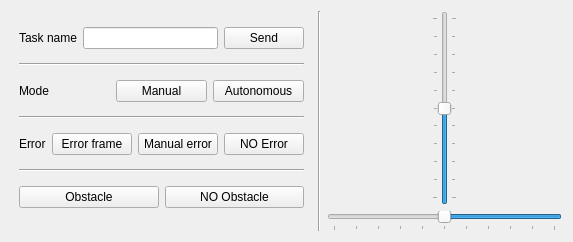
Before: the Qt Designer form scripts/ui/mobile_app_sim.ui in agribot-2-0/agribot_simulation, drawn with Qt 5.
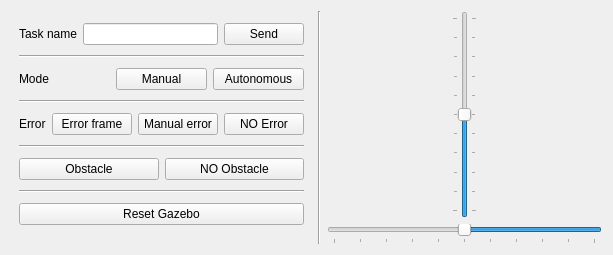
After: the same form once the commit is applied.

Commit message: Add reset gazebo simulation button in mobile app simulator

```diff
--- a/scripts/ui/mobile_app_sim.ui
+++ b/scripts/ui/mobile_app_sim.ui
@@ -6,8 +6,8 @@
    <rect>
     <x>0</x>
     <y>0</y>
-    <width>573</width>
-    <height>242</height>
+    <width>613</width>
+    <height>255</height>
    </rect>
   </property>
   <property name="windowTitle">
@@ -147,6 +147,24 @@
          </item>
         </layout>
        </item>
+       <item>
+        <widget class="Line" name="line_5">
+         <property name="orientation">
+          <enum>Qt::Horizontal</enum>
+         </property>
+        </widget>
+       </item>
+       <item>
+        <layout class="QHBoxLayout" name="horizontalLayout_7">
+         <item>
+          <widget class="QPushButton" name="button_reset_gazebo">
+           <property name="text">
+            <string>Reset Gazebo</string>
+           </property>
+          </widget>
+         </item>
+        </layout>
+       </item>
       </layout>
      </item>
      <item>
```
The commit also changes 1 other file.
